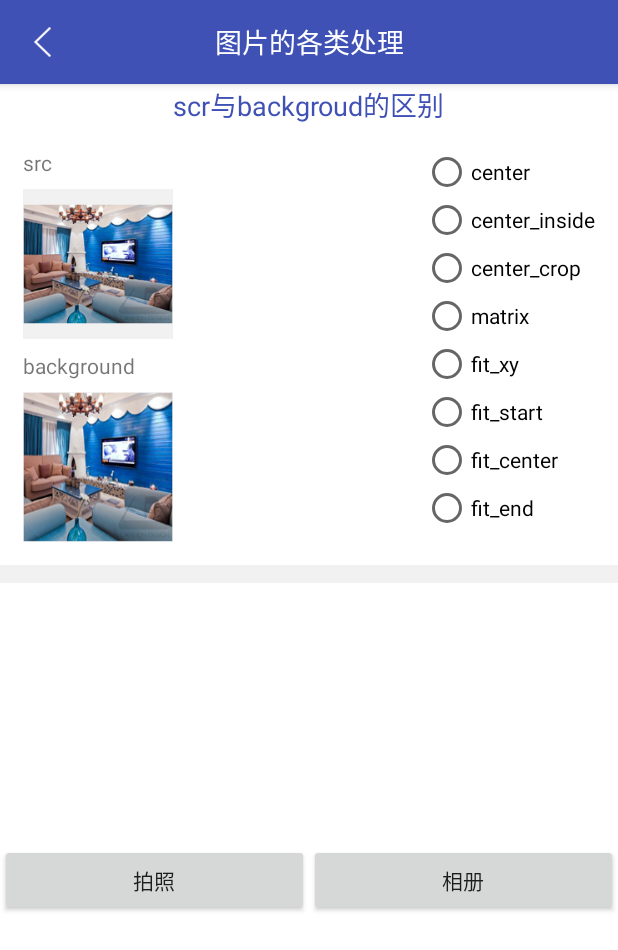
After one commit to fengliang1992/AndroidLibs, an Android app: the PictureActivity screen opened directly, with no data from a screen before it, on a phone screen of 412 x 824 dp. The commit adds this screen. Shown: the top 950 px of the screen. Run offline under Robolectric (Android 15) with nearby library versions, the phone set to English and light mode, and no system bars; our stand-ins replace ButterKnife; pictures from the network do not load.

Commit message:
增加图片属性和照相功能

```diff
--- a/app/src/main/java/com/fltry/androidlibs/ui/ClassUtils.java
+++ b/app/src/main/java/com/fltry/androidlibs/ui/ClassUtils.java
@@ -5,6 +5,7 @@ import com.fltry.androidlibs.sdkmodule.butterkinfe.ButterKinfeActivity;
 import com.fltry.androidlibs.sdkmodule.gson.GsonActivity;
 import com.fltry.androidlibs.utils.Dialog.DialogActivity;
 import com.fltry.androidlibs.utils.excption.ExcptionActivity;
+import com.fltry.androidlibs.utils.picture.PictureActivity;
 import com.fltry.androidlibs.utils.screen.ScreenUtilActivity;
 import com.fltry.androidlibs.utils.sp.SPActivity;
 import com.fltry.androidlibs.utils.toast.ToastActivity;
@@ -46,6 +47,7 @@ public class ClassUtils {
                 classes.add(new ClassBean("Excption_异常奔溃ANR", ExcptionActivity.class));
                 classes.add(new ClassBean("SharedPreferences", SPActivity.class));
                 classes.add(new ClassBean("Toast", ToastActivity.class));
+                classes.add(new ClassBean("Picture_图片处理", PictureActivity.class));
                 break;
             case WEIGHT_FRAGMENT:
                 classes.add(new ClassBean("Elastic_弹性界面", ElasticActivity.class));
--- /dev/null
+++ b/app/src/main/res/layout/activity_picture.xml
@@ -0,0 +1,26 @@
+<?xml version="1.0" encoding="utf-8"?>
+<LinearLayout xmlns:android="http://schemas.android.com/apk/res/android"
+    android:layout_width="match_parent"
+    android:layout_height="match_parent"
+    android:background="@android:color/white"
+    android:orientation="vertical">
+
+    <include layout="@layout/toolbar_layout" />
+
+    <ScrollView
+        android:layout_width="match_parent"
+        android:layout_height="wrap_content">
+
+        <LinearLayout
+            android:layout_width="match_parent"
+            android:layout_height="wrap_content"
+            android:orientation="vertical">
+
+            <include layout="@layout/pic_srcandbg" />
+
+            <include layout="@layout/pic_photo" />
+
+        </LinearLayout>
+    </ScrollView>
+
+</LinearLayout>
--- /dev/null
+++ b/app/src/main/res/layout/pic_photo.xml
@@ -0,0 +1,35 @@
+<?xml version="1.0" encoding="utf-8"?>
+<LinearLayout xmlns:android="http://schemas.android.com/apk/res/android"
+    android:layout_width="match_parent"
+    android:layout_height="match_parent"
+    android:orientation="vertical">
+
+    <ImageView
+        android:id="@+id/pic_photo_iv1"
+        android:layout_width="match_parent"
+        android:layout_height="150dp"
+        android:layout_margin="12dp"
+        android:scaleType="centerInside" />
+
+    <LinearLayout
+        android:layout_width="match_parent"
+        android:layout_height="wrap_content"
+        android:orientation="horizontal">
+
+        <Button
+            android:id="@+id/pic_photo_btn1"
+            android:layout_width="0dp"
+            android:layout_height="wrap_content"
+            android:layout_weight="1"
+            android:text="拍照" />
+
+        <Button
+            android:id="@+id/pic_photo_btn2"
+            android:layout_width="0dp"
+            android:layout_height="wrap_content"
+            android:layout_weight="1"
+            android:text="相册" />
+    </LinearLayout>
+
+
+</LinearLayout>
--- /dev/null
+++ b/app/src/main/res/layout/pic_srcandbg.xml
@@ -0,0 +1,119 @@
+<?xml version="1.0" encoding="utf-8"?>
+<LinearLayout xmlns:android="http://schemas.android.com/apk/res/android"
+    android:layout_width="match_parent"
+    android:layout_height="match_parent"
+    android:orientation="vertical">
+
+
+    <TextView
+        android:layout_width="wrap_content"
+        android:layout_height="wrap_content"
+        android:layout_gravity="center_horizontal"
+        android:text="scr与backgroud的区别"
+        android:textColor="@color/colorPrimary"
+        android:textSize="18sp" />
+
+    <RelativeLayout
+        android:layout_width="match_parent"
+        android:layout_height="wrap_content"
+        android:gravity="center_vertical"
+        android:orientation="horizontal"
+        android:padding="15dp">
+
+        <TextView
+            android:id="@+id/pic_sb_tv1"
+            android:layout_width="wrap_content"
+            android:layout_height="wrap_content"
+            android:text="src" />
+
+
+        <ImageView
+            android:id="@+id/pic_sb_iv1"
+            android:layout_width="100dp"
+            android:layout_height="100dp"
+            android:layout_below="@id/pic_sb_tv1"
+            android:layout_marginTop="8dp"
+            android:background="#f1f1f1"
+            android:src="@mipmap/sutu_1" />
+
+        <TextView
+            android:id="@+id/pic_sb_tv2"
+            android:layout_width="wrap_content"
+            android:layout_height="wrap_content"
+            android:layout_below="@+id/pic_sb_iv1"
+            android:layout_marginTop="8dp"
+            android:text="background" />
+
+        <ImageView
+            android:id="@+id/pic_sb_iv2"
+            android:layout_width="100dp"
+            android:layout_height="100dp"
+            android:layout_below="@+id/pic_sb_tv2"
+            android:layout_marginTop="8dp"
+            android:background="@mipmap/sutu_1" />
+
+        <RadioGroup
+            android:id="@+id/pic_sb_rg1"
+            android:layout_width="wrap_content"
+            android:layout_height="wrap_content"
+            android:layout_alignParentRight="true"
+            android:orientation="vertical">
+
+            <RadioButton
+                android:id="@+id/pic_sb_rb1"
+                android:layout_width="match_parent"
+                android:layout_height="wrap_content"
+                android:text="center" />
+
+            <RadioButton
+                android:id="@+id/pic_sb_rb2"
+                android:layout_width="match_parent"
+                android:layout_height="wrap_content"
+                android:text="center_inside" />
+
+            <RadioButton
+                android:id="@+id/pic_sb_rb3"
+                android:layout_width="match_parent"
+                android:layout_height="wrap_content"
+                android:text="center_crop" />
+
+            <RadioButton
+                android:id="@+id/pic_sb_rb4"
+                android:layout_width="match_parent"
+                android:layout_height="wrap_content"
+                android:text="matrix" />
+
+            <RadioButton
+                android:id="@+id/pic_sb_rb5"
+                android:layout_width="match_parent"
+                android:layout_height="wrap_content"
+                android:text="fit_xy" />
+
+            <RadioButton
+                android:id="@+id/pic_sb_rb6"
+                android:layout_width="match_parent"
+                android:layout_height="wrap_content"
+                android:text="fit_start" />
+
+            <RadioButton
+                android:id="@+id/pic_sb_rb7"
+                android:layout_width="match_parent"
+                android:layout_height="wrap_content"
+                android:text="fit_center" />
+
+            <RadioButton
+                android:id="@+id/pic_sb_rb8"
+                android:layout_width="match_parent"
+                android:layout_height="wrap_content"
+                android:text="fit_end" />
+
+        </RadioGroup>
+
+    </RelativeLayout>
+
+    <View
+        android:layout_width="match_parent"
+        android:layout_height="12dp"
+        android:background="#f1f1f1" />
+
+</LinearLayout>
--- /dev/null
+++ b/app/src/main/res/xml/photofilepaths.xml
@@ -0,0 +1,6 @@
+<?xml version="1.0" encoding="utf-8"?>
+<resources>
+    <external-path
+        name="images"
+        path="myImgs/"/>
+</resources>
```
Also changed, not shown: app/src/main/AndroidManifest.xml (+14 -0 lines), app/src/main/java/com/fltry/androidlibs/ui/MainActivity.java (+15 -0 lines), app/src/main/java/com/fltry/androidlibs/utils/excption/ExcptionActivity.java (+0 -11 lines), app/src/main/java/com/fltry/androidlibs/utils/picture/PhotoUtils.java (added, +67 -0 lines), app/src/main/java/com/fltry/androidlibs/utils/picture/PictureActivity.java (added, +142 -0 lines), app/src/main/res/mipmap-xhdpi/sutu_1.png (added).
